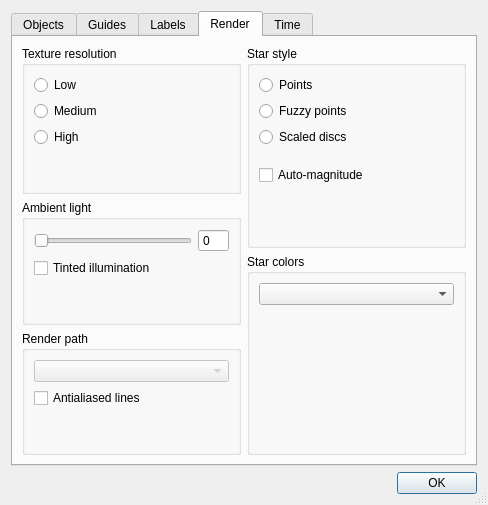
CelestiaProject/Celestia, file src/celestia/qt/preferences.ui: the form before one commit.
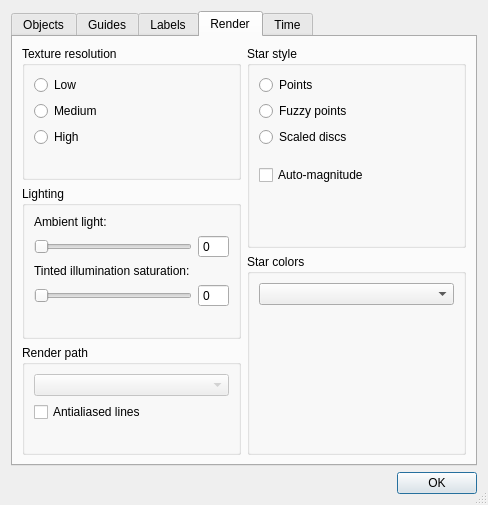
The form after the commit. The open tabs and pages were chosen to show the change.

What changed in the file:
```diff
--- a/src/celestia/qt/preferences.ui
+++ b/src/celestia/qt/preferences.ui
@@ -862,9 +862,16 @@
          <item>
           <widget class="QGroupBox" name="ambientLightGroupBox">
            <property name="title">
-            <string>Ambient light</string>
+            <string>Lighting</string>
            </property>
            <layout class="QVBoxLayout" name="verticalLayout_15">
+            <item>
+             <widget class="QLabel" name="label_4">
+              <property name="text">
+               <string>Ambient light:</string>
+              </property>
+             </widget>
+            </item>
             <item>
              <layout class="QHBoxLayout" name="horizontalLayout_6">
               <property name="spacing">
@@ -920,18 +927,48 @@
              </layout>
             </item>
             <item>
-             <widget class="QCheckBox" name="tintedIlluminationCheck">
-              <property name="enabled">
-               <bool>true</bool>
-              </property>
+             <widget class="QLabel" name="label_5">
               <property name="text">
-               <string>Tinted illumination</string>
-              </property>
-              <property name="checked">
-               <bool>false</bool>
+               <string>Tinted illumination saturation:</string>
               </property>
              </widget>
             </item>
+            <item>
+             <layout class="QHBoxLayout" name="horizontalLayout_7">
+              <item>
+               <widget class="QSlider" name="tintSaturationSlider">
+                <property name="maximum">
+                 <number>100</number>
+                </property>
+                <property name="orientation">
+                 <enum>Qt::Horizontal</enum>
+                </property>
+               </widget>
+              </item>
+              <item>
+               <widget class="QSpinBox" name="tintSaturationSpinBox">
+                <property name="minimumSize">
+                 <size>
+                  <width>30</width>
+                  <height>0</height>
+                 </size>
+                </property>
+                <property name="buttonSymbols">
+                 <enum>QAbstractSpinBox::NoButtons</enum>
+                </property>
+                <property name="accelerated">
+                 <bool>true</bool>
+                </property>
+                <property name="correctionMode">
+                 <enum>QAbstractSpinBox::CorrectToNearestValue</enum>
+                </property>
+                <property name="maximum">
+                 <number>100</number>
+                </property>
+               </widget>
+              </item>
+             </layout>
+            </item>
             <item>
              <spacer name="verticalSpacer_17">
               <property name="orientation">
```
